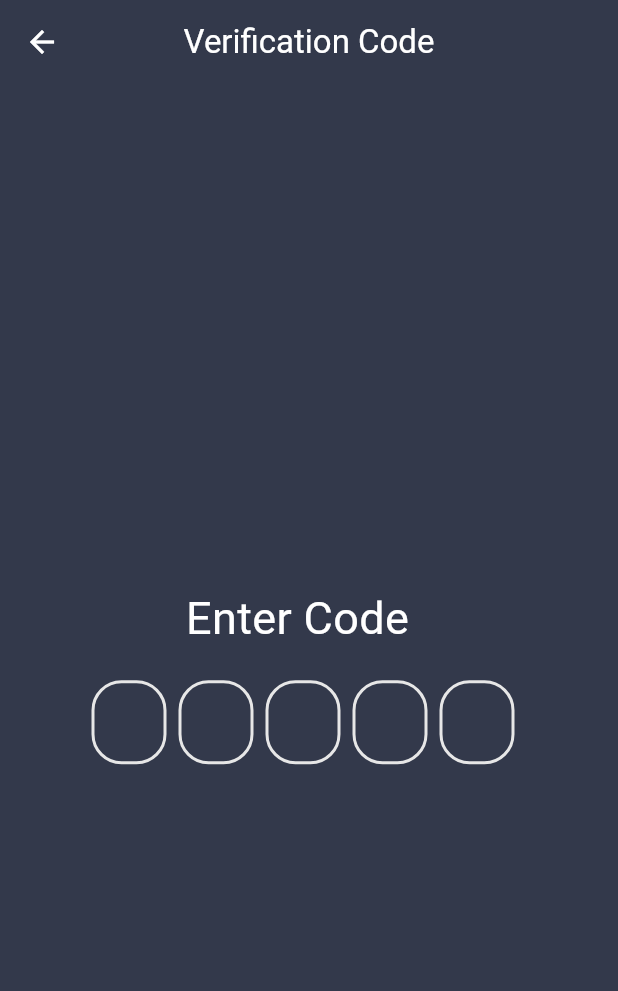
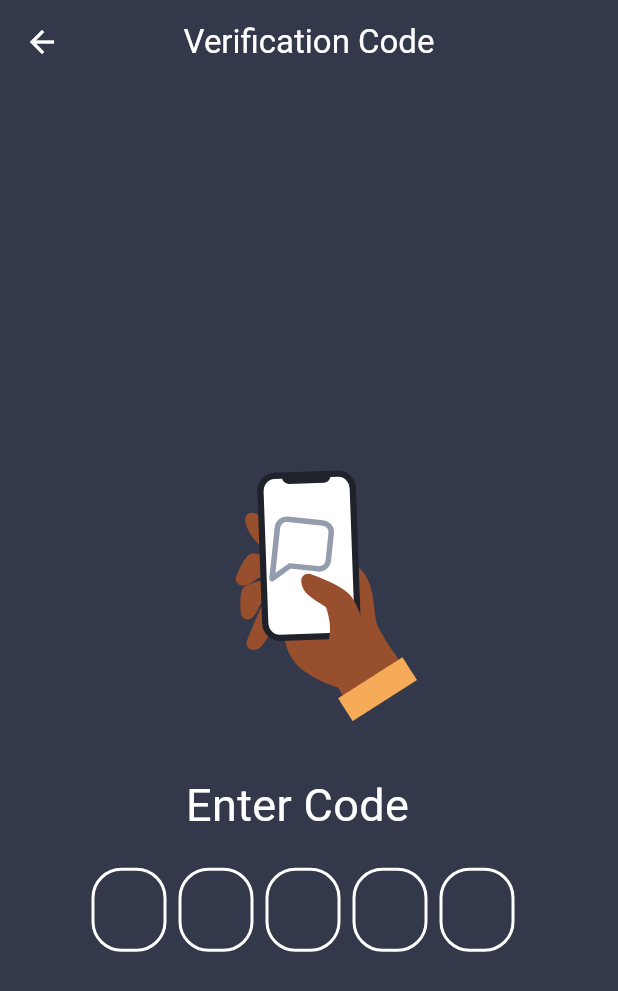
Before and after one commit to alaaKodsi/xStore, a Flutter app: the VerfiyCode screen opened by its route, on a phone screen of 412 x 824 dp. Shown: the top 991 px of the screen. Run offline on Flutter 3.47's test engine with Material 2 defaults, Android fonts, the phone set to English and light mode, and no system bars; drawn by our look-alikes of flutter_otp_text_field; our stand-ins replace dartz, get, lottie, shared_preferences; accounts and stored records are empty.

Commit message:
edit on verfiycode page

```diff
--- a/lib/view/screen/auth/loginPage.dart
+++ b/lib/view/screen/auth/loginPage.dart
@@ -1,6 +1,8 @@
 import 'package:flutter/material.dart';
 import 'package:get/get.dart';
+import 'package:lottie/lottie.dart';
 import 'package:xstore/controller/auth/loginContorller.dart';
+import 'package:xstore/core/constant/imageApp.dart';
 import 'package:xstore/core/functions/validInput.dart';
 import '../../../core/constant/color.dart';
 import '../../../core/functions/exitApp.dart';
--- a/lib/view/screen/auth/signUpPage.dart
+++ b/lib/view/screen/auth/signUpPage.dart
@@ -93,8 +93,8 @@ class SignUpPage extends StatelessWidget {
                   height: 25,
                 ),
                 CustomElevatedButton(
-                  onPressed: () {
-                    controller.signUp();
+                  onPressed: () async {
+                    await controller.signUp();
                   },
                   text: "Sign up ",
                 ),
--- a/lib/view/screen/auth/verfiyCode.dart
+++ b/lib/view/screen/auth/verfiyCode.dart
@@ -1,6 +1,8 @@
 import 'package:flutter/material.dart';
 import 'package:flutter_otp_text_field/flutter_otp_text_field.dart';
 import 'package:get/get.dart';
+import 'package:lottie/lottie.dart';
+import 'package:xstore/core/constant/imageApp.dart';
 import '../../../controller/auth/verificationController.dart';
 import '../../../core/constant/color.dart';
 
@@ -25,6 +27,8 @@ class VerfiyCode extends StatelessWidget {
       body: Column(
         mainAxisAlignment: MainAxisAlignment.center,
         children: [
+          Lottie.asset(ImageApp.verifycode, width: 250, height: 250),
+
           const Padding(
             padding: EdgeInsets.all(20),
             child: Text(
@@ -36,14 +40,13 @@ class VerfiyCode extends StatelessWidget {
             fieldWidth: 50.0,
             borderRadius: BorderRadius.circular(20),
             numberOfFields: 5,
-            borderColor: const Color(0xFF512DA8),
-            //set to true to show as box or false to show as dash
+            showCursor: false,
+            textStyle: const TextStyle(color: Colors.white),
+            focusedBorderColor: primryColor,
+            enabledBorderColor: Colors.white,
+            fillColor: Colors.white,
             showFieldAsBox: true,
-            //runs when a code is typed in
-            onCodeChanged: (String code) {
-              //handle validation or checks here
-            },
-            //runs when every textfield is filled
+            onCodeChanged: (String code) {},
             onSubmit: (String verificationCode) {
               controller.goToResetPassword();
             },
--- a/pubspec.yaml
+++ b/pubspec.yaml
@@ -58,6 +58,7 @@ flutter:
   # To add assets to your application, add an assets section, like this:
   assets:
     - assets/images/
+    - assets/lottie/
   # An image asset can refer to one or more resolution-specific "variants", see
   # https://flutter.dev/assets-and-images/#resolution-aware
   # For details regarding adding assets from package dependencies, see
```
Also changed, not shown: lib/controller/auth/signUpController.dart (+5 -2 lines).
